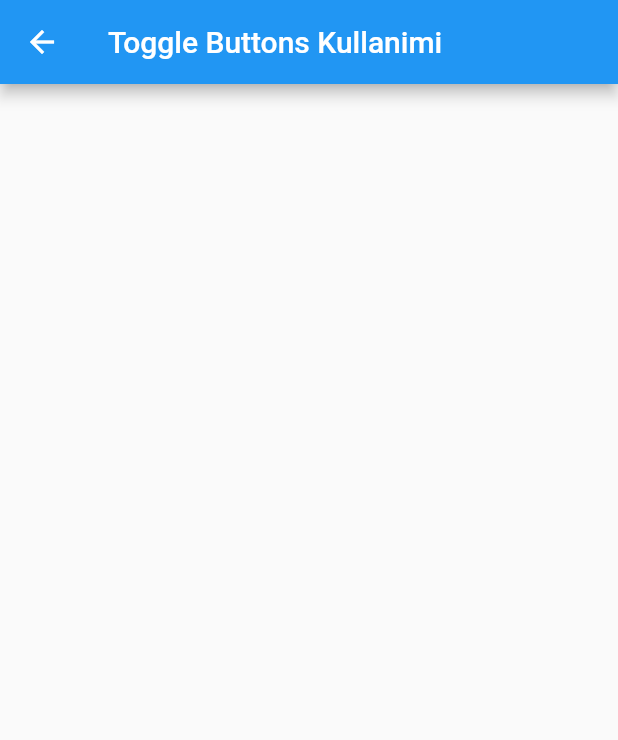
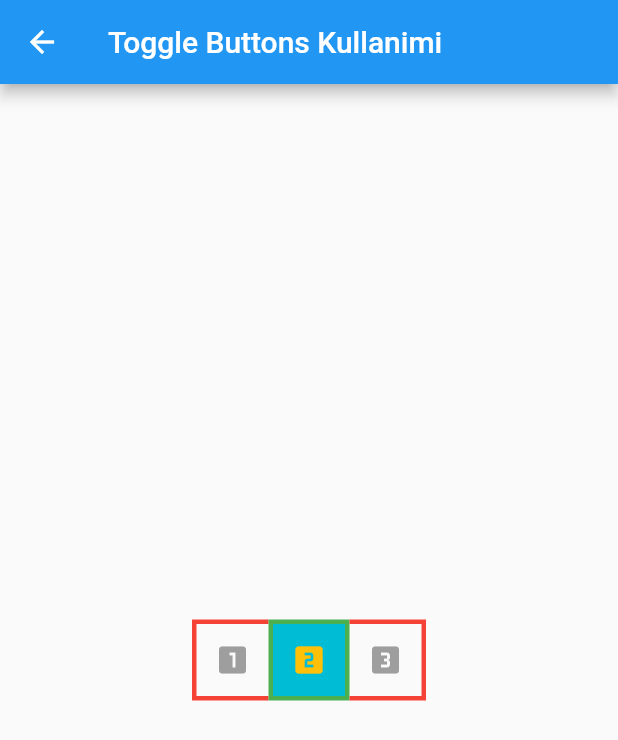
Before and after one commit to tahaturan/flutter_basis_widget_2, a Flutter app: the ToggleButtonsKullanimi screen opened directly, on a phone screen of 412 x 824 dp. Shown: the top 740 px of the screen. Run offline on Flutter 3.47's test engine with Material 2 defaults, Android fonts, the phone set to English and light mode, and no system bars.

Commit message:
Toggle Button Kullanimi

```diff
--- a/lib/views/toggle_buttons_kullanimi.dart
+++ b/lib/views/toggle_buttons_kullanimi.dart
@@ -8,13 +8,43 @@ class ToggleButtonsKullanimi extends StatefulWidget {
 }
 
 class _ToggleButtonsKullanimiState extends State<ToggleButtonsKullanimi> {
+  var toggleDurumlar = [false, true, false];
+  int secilenToggleIndex = 0;
   @override
   Widget build(BuildContext context) {
     return Scaffold(
       appBar: AppBar(
         title: const Text("Toggle Buttons Kullanimi"),
       ),
-      body: Container(),
+      body: Center(
+        child: Column(
+          mainAxisAlignment: MainAxisAlignment.center,
+          children: [
+            ToggleButtons(
+              color: Colors.grey, //* secilmemis haldeki rengini belirler
+              selectedColor: Colors.amber, //*secilidi zaman aldigi renk
+              fillColor: Colors.cyan, //* secildigi zaman olan arka plan rengi
+              borderColor: Colors.red, //* secilmemis haldeki cercevere rengi
+              selectedBorderColor:
+                  Colors.green, //*secilmis haldeki cerceve rengi
+              borderWidth: 3, //* cerceve kalinligi
+              isSelected: toggleDurumlar,
+              children: const [
+                Icon(Icons.looks_one),
+                Icon(Icons.looks_two),
+                Icon(Icons.looks_3),
+              ],
+              onPressed: (int secilenIndex) {
+                secilenToggleIndex = secilenIndex;
+                debugPrint("${secilenIndex + 1}.Toggle Secildi");
+                setState(() {
+                  toggleDurumlar[secilenIndex] = !toggleDurumlar[secilenIndex];
+                });
+              },
+            ),
+          ],
+        ),
+      ),
     );
   }
 }
--- a/pubspec.yaml
+++ b/pubspec.yaml
@@ -58,9 +58,8 @@ flutter:
   uses-material-design: true
 
   # To add assets to your application, add an assets section, like this:
-  # assets:
-  #   - images/a_dot_burr.jpeg
-  #   - images/a_dot_ham.jpeg
+  assets:
+    - assets/images/
 
   # An image asset can refer to one or more resolution-specific "variants", see
   # https://flutter.dev/assets-and-images/#resolution-aware
```
Also changed, not shown: lib/views/my_home_page.dart (+11 -2 lines), assets/images/toggleButtonKullanimi.gif (added), 1 other file.
